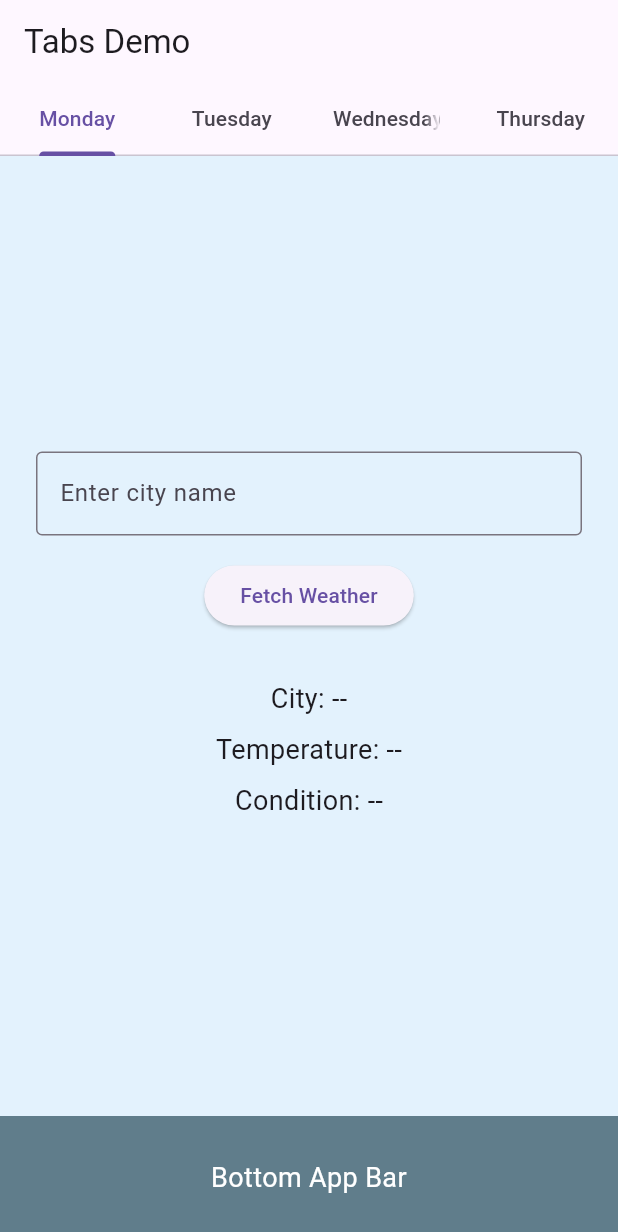
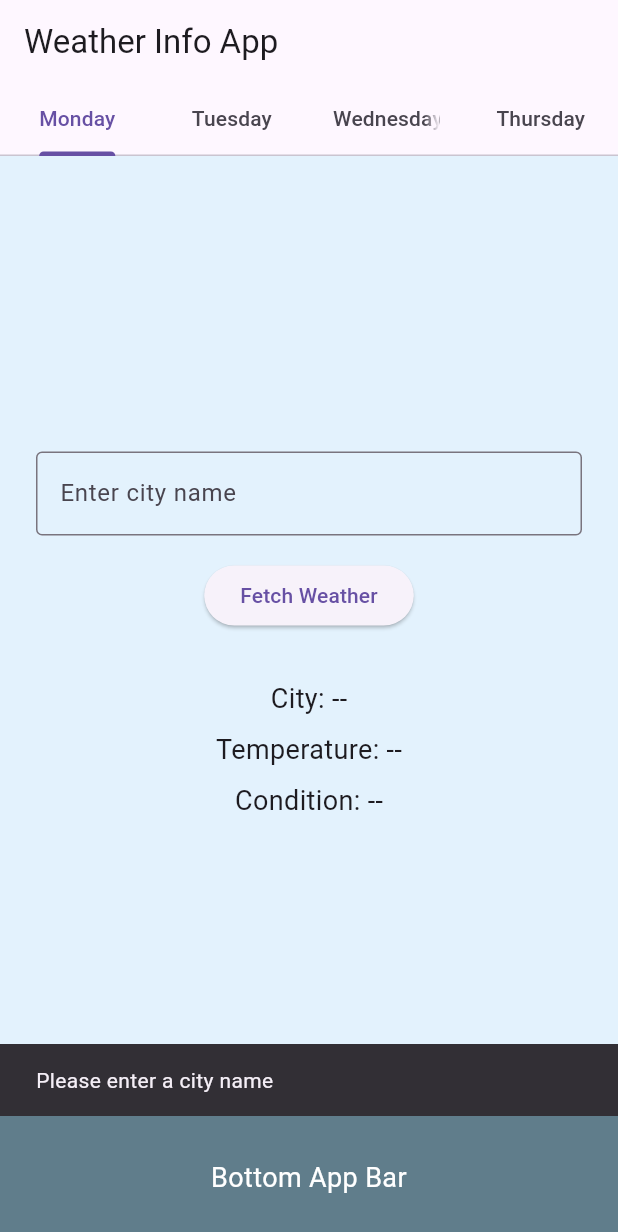
Before and after one commit to sseid4/weather_info_app, a Flutter app: the screen it shows after launch, after a tap on "Fetch Weather", on a phone screen of 412 x 824 dp. Shown: the top 1232 px of the screen. Run offline on Flutter 3.47's test engine with Material 3 defaults, Android fonts, the phone set to English and light mode, and no system bars; network calls fail.

Commit message:
Displayed simulated weather information and Final testing and adjustments

```diff
--- a/lib/main.dart
+++ b/lib/main.dart
@@ -34,7 +34,13 @@ class __TabsNonScrollableDemoState extends State<_TabsNonScrollableDemo>
 
   void _fetchWeather() {
     final cityName = _cityController.text.trim();
-    if (cityName.isEmpty) return;
+    if (cityName.isEmpty) {
+      // basic validation feedback
+      ScaffoldMessenger.of(context).showSnackBar(
+        SnackBar(content: Text('Please enter a city name')),
+      );
+      return;
+    }
     final temp = 15 + (DateTime.now().millisecondsSinceEpoch % 16); // 15-30
     final conditions = ['Sunny', 'Cloudy', 'Rainy'];
     final cond = (conditions..shuffle()).first;
@@ -43,6 +49,10 @@ class __TabsNonScrollableDemoState extends State<_TabsNonScrollableDemo>
       _temperature = '$temp°C';
       _condition = cond;
     });
+    // success feedback
+    ScaffoldMessenger.of(context).showSnackBar(
+      SnackBar(content: Text('Weather updated for $cityName')),
+    );
   }
 
   @override
@@ -68,6 +78,7 @@ class __TabsNonScrollableDemoState extends State<_TabsNonScrollableDemo>
   @override
   void dispose() {
     _tabController.dispose();
+    _cityController.dispose(); // Added this line to prevent memory leak
     tabIndex.dispose();
     super.dispose();
   }
@@ -86,7 +97,7 @@ class __TabsNonScrollableDemoState extends State<_TabsNonScrollableDemo>
     return Scaffold(
       appBar: AppBar(
         automaticallyImplyLeading: false,
-        title: Text('Tabs Demo'),
+        title: Text('Weather Info App'), // Changed from 'Tabs Demo'
         bottom: TabBar(
           controller: _tabController,
           isScrollable: false,
```
